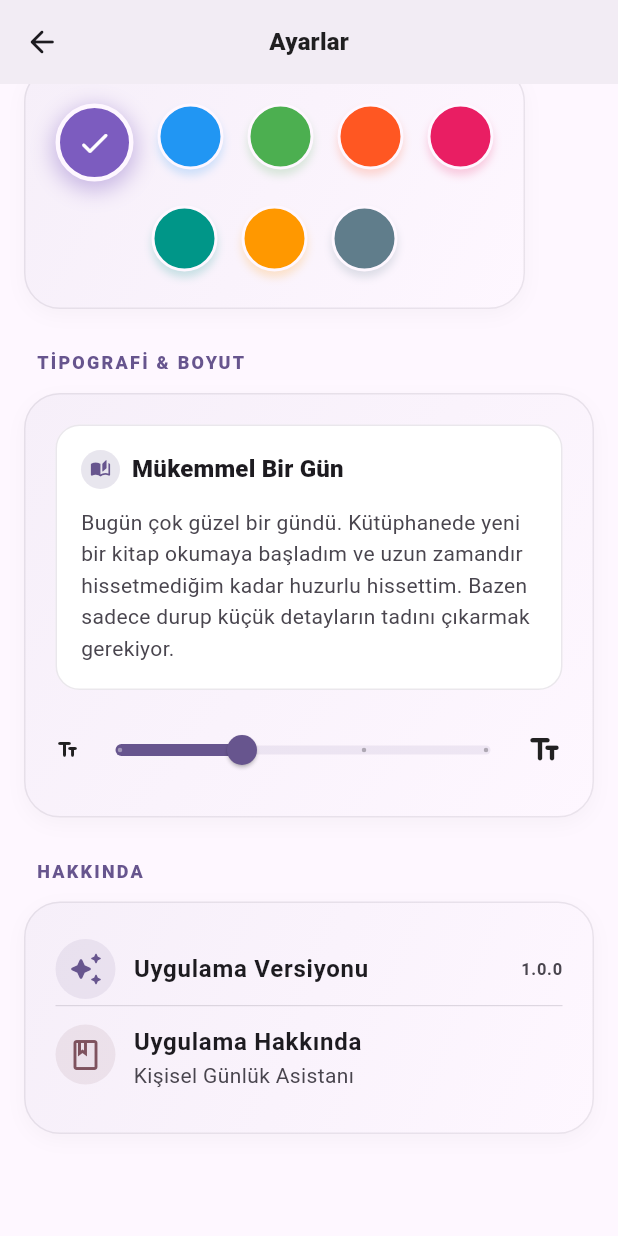
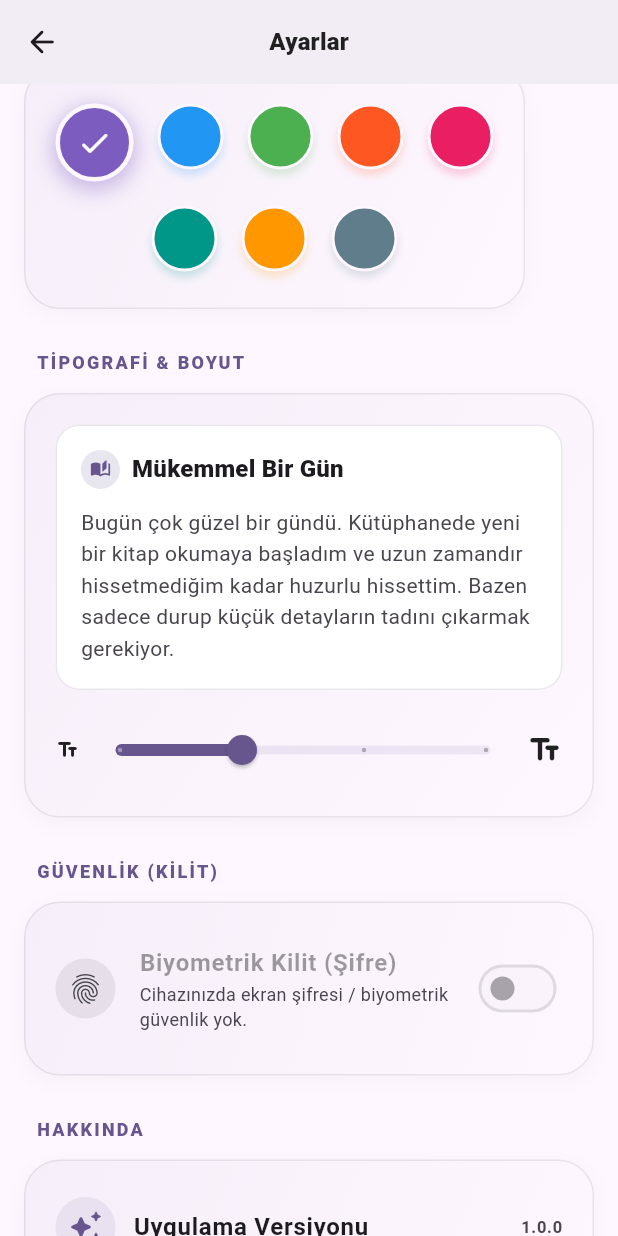
Before and after one commit to NavyWolf07/signa, a Flutter app: the SettingsScreen screen opened by its route, scrolled down 242 dp, on a phone screen of 412 x 824 dp. Run offline on Flutter 3.47's test engine with Material 3 defaults, Android fonts, the phone set to English and light mode, and no system bars; our stand-ins replace fl_chart, flutter_riverpod, geolocator, go_router, just_audio, local_auth and 3 more; missing offline and left inert: flutter_quill, record; accounts and stored records are empty.

Commit message:
Kilit ekrani eklendi - Diary - version - 1.0.2 - 18.04.2026

```diff
--- a/lib/features/settings/presentation/screens/settings_screen.dart
+++ b/lib/features/settings/presentation/screens/settings_screen.dart
@@ -3,6 +3,7 @@ import 'package:flutter_riverpod/flutter_riverpod.dart';
 import 'package:go_router/go_router.dart';
 
 import '../../domain/theme_notifier.dart';
+import '../../../auth/domain/auth_notifier.dart';
 
 class SettingsScreen extends ConsumerWidget {
   const SettingsScreen({super.key});
@@ -89,6 +90,51 @@ class SettingsScreen extends ConsumerWidget {
                     ],
                   ),
                 ],
+              ),
+            ),
+
+            // ── GÜVENLİK ──
+            _buildSection(
+              context,
+              title: 'GÜVENLİK (KİLİT)',
+              child: Consumer(
+                builder: (context, ref, child) {
+                  final authState = ref.watch(authNotifierProvider);
+                  final authNotifier = ref.read(authNotifierProvider.notifier);
+                  final localTheme = Theme.of(context);
+
+                  return SwitchListTile(
+                    contentPadding: EdgeInsets.zero,
+                    title: const Text('Biyometrik Kilit (Şifre)', style: TextStyle(fontWeight: FontWeight.w600)),
+                    subtitle: Text(
+                      authState.canCheckBiometrics
+                        ? 'Her girişte şifre / parmak izi sorulur.'
+                        : 'Cihazınızda ekran şifresi / biyometrik güvenlik yok.',
+                      style: TextStyle(fontSize: 12, color: localTheme.colorScheme.onSurfaceVariant),
+                    ),
+                    value: authState.isBiometricEnabled,
+                    activeTrackColor: localTheme.colorScheme.primary.withValues(alpha: 0.5),
+                    activeThumbColor: localTheme.colorScheme.primary,
+                    onChanged: authState.canCheckBiometrics
+                      ? (value) => authNotifier.toggleBiometric(value)
+                      : null,
+                    secondary: Container(
+                      padding: const EdgeInsets.all(8),
+                      decoration: BoxDecoration(
+                        color: authState.isBiometricEnabled
+                            ? localTheme.colorScheme.primary.withValues(alpha: 0.1)
+                            : localTheme.colorScheme.onSurfaceVariant.withValues(alpha: 0.1),
+                        shape: BoxShape.circle,
+                      ),
+                      child: Icon(
+                        Icons.fingerprint_rounded,
+                        color: authState.isBiometricEnabled
+                            ? localTheme.colorScheme.primary
+                            : localTheme.colorScheme.onSurfaceVariant,
+                      ),
+                    ),
+                  );
+                },
               ),
             ),
 
--- a/pubspec.yaml
+++ b/pubspec.yaml
@@ -42,6 +42,7 @@ dependencies:
   geolocator: ^13.0.1
   http: ^1.2.0
   fl_chart: ^0.68.0
+  local_auth: ^3.0.1
 
 dev_dependencies:
   flutter_test:
```
Also changed, not shown: Diary Reports/Analiz ve İyileştirme Raporu 14.04.26.txt (+5 -5 lines), lib/app.dart (+52 -2 lines), lib/features/auth/domain/auth_notifier.dart (added, +92 -0 lines), lib/features/auth/presentation/screens/lock_screen.dart (added, +177 -0 lines), pubspec.lock, 6 other files.
